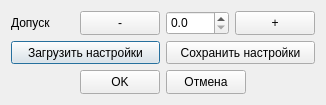
This is gui/settings.ui in EPC-MSU/EPLab as Qt 5 draws it before an edit. The edited form follows.
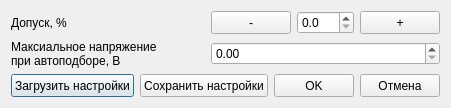
This is the edited form.

Commit message: Changed settings window ui

The edit to the form file:
```diff
--- a/gui/settings.ui
+++ b/gui/settings.ui
@@ -6,8 +6,8 @@
    <rect>
     <x>0</x>
     <y>0</y>
-    <width>326</width>
-    <height>105</height>
+    <width>423</width>
+    <height>108</height>
    </rect>
   </property>
   <property name="sizePolicy">
@@ -24,14 +24,9 @@
   </property>
   <layout class="QVBoxLayout" name="verticalLayout">
    <item>
+    <layout class="QGridLayout" name="grid_layout">
+     <item row="0" column="1">
     <layout class="QHBoxLayout" name="horizontal_layout">
-     <item>
-      <widget class="QLabel" name="label">
-       <property name="text">
-        <string>Допуск</string>
-       </property>
-      </widget>
-     </item>
      <item>
       <widget class="QPushButton" name="button_tolerance_minus">
        <property name="sizePolicy">
@@ -109,8 +104,28 @@
      </item>
     </layout>
    </item>
+     <item row="0" column="0">
+      <widget class="QLabel" name="label_tolerance">
+       <property name="text">
+        <string>Допуск, %</string>
+       </property>
+      </widget>
+     </item>
+     <item row="1" column="0">
+      <widget class="QLabel" name="label_optimal_search_max_voltage">
+       <property name="text">
+        <string>Максиальное напряжение
+при автоподборе, В</string>
+       </property>
+      </widget>
+     </item>
+     <item row="1" column="1">
+      <widget class="QDoubleSpinBox" name="spin_box_optimal_search_max_voltage"/>
+     </item>
+    </layout>
+   </item>
    <item>
-    <layout class="QHBoxLayout" name="horizontal_layout_2">
+    <layout class="QHBoxLayout" name="horizontal_layout_3">
      <item>
       <widget class="QPushButton" name="button_load_settings">
        <property name="sizePolicy">
@@ -161,23 +176,6 @@
        </property>
       </widget>
      </item>
-    </layout>
-   </item>
-   <item>
-    <layout class="QHBoxLayout" name="horizontal_layout_3">
-     <item>
-      <spacer name="horizontal_spacer">
-       <property name="orientation">
-        <enum>Qt::Horizontal</enum>
-       </property>
-       <property name="sizeHint" stdset="0">
-        <size>
-         <width>40</width>
-         <height>20</height>
-        </size>
-       </property>
-      </spacer>
-     </item>
      <item>
       <widget class="QPushButton" name="button_ok">
        <property name="sizePolicy">
@@ -228,19 +226,6 @@
        </property>
       </widget>
      </item>
-     <item>
-      <spacer name="horizontal_spacer_2">
-       <property name="orientation">
-        <enum>Qt::Horizontal</enum>
-       </property>
-       <property name="sizeHint" stdset="0">
-        <size>
-         <width>40</width>
-         <height>20</height>
-        </size>
-       </property>
-      </spacer>
-     </item>
     </layout>
    </item>
   </layout>
```
Lines whose indentation alone changed are shown as unchanged.
